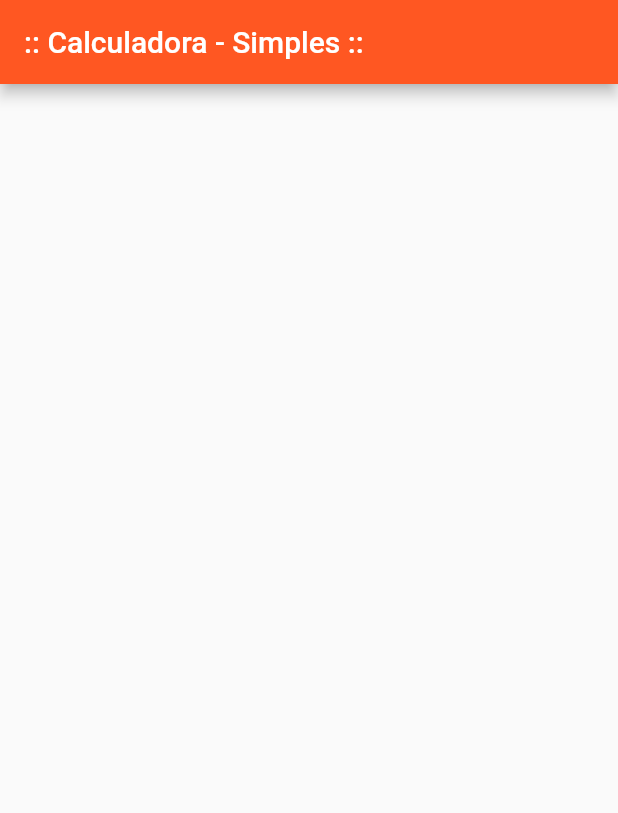
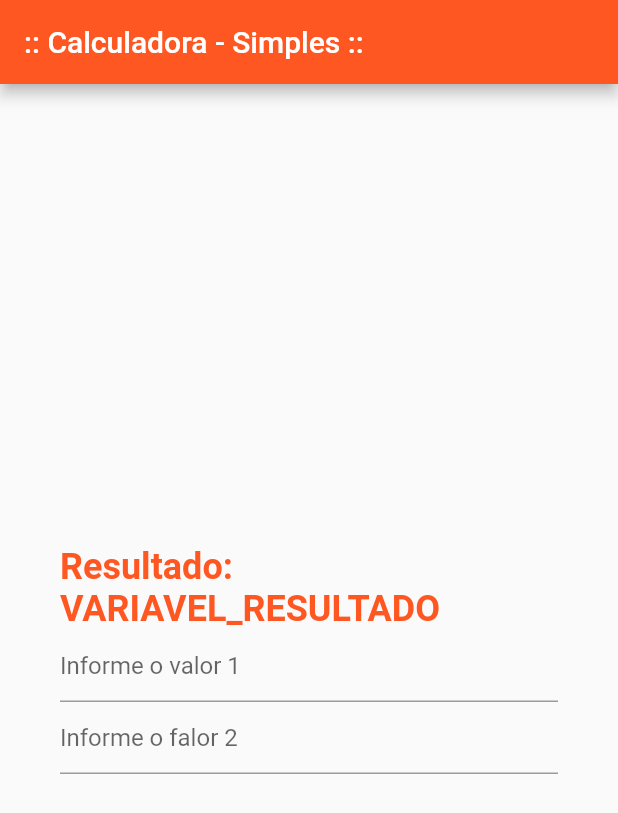
Before and after one commit to lobowww/Calculadora-Simples-com-Flutter-e-dart, a Flutter app: the screen it shows after launch, on a phone screen of 412 x 824 dp. Shown: the top 813 px of the screen. Run offline on Flutter 3.47's test engine with Material 2 defaults, Android fonts, the phone set to English and light mode, and no system bars.

Commit message:
Criando a interface

```diff
--- a/lib/Calculadora.dart
+++ b/lib/Calculadora.dart
@@ -12,7 +12,34 @@ class CalculadoraState extends State<Calculadora> {
       appBar: new AppBar(
         title: new Text(":: Calculadora - Simples ::"),
       ),
-      body: new Container(),
+      body: new Container(
+        padding: const EdgeInsets.all(40), //PREENCHIMENTO DAS LATERAIS
+        child: new Column(
+          mainAxisAlignment: MainAxisAlignment.center,
+          children: <Widget>[
+            //Texto que mostra resultado do cálculo
+            new Text(
+              "Resultado: VARIAVEL_RESULTADO",
+              style: new TextStyle(
+                  fontSize: 24,
+                  fontWeight: FontWeight.bold,
+                  color: Colors.deepOrange),
+            ),
+            //CAMPO DE TEXTO(input valor 1)
+            new TextField(
+              keyboardType: TextInputType.number,
+              decoration: new InputDecoration(hintText: "Informe o valor 1"),
+              //controller: t1,
+            ),
+            //CAMPO DE TEXO (input do valor 2)
+            new TextField(
+              keyboardType: TextInputType.number,
+              decoration: new InputDecoration(hintText: "Informe o falor 2"),
+              //controller: t2,
+            )
+          ],
+        ),
+      ),
     );
   } //Fecha o método build
 }//Fecha a classe CalculadoraState
--- a/lib/main.dart
+++ b/lib/main.dart
@@ -1,5 +1,3 @@
-import 'dart:html';
-
 import 'package:calculator_simple/Calculadora.dart';
 import 'package:flutter/material.dart';
 
```
